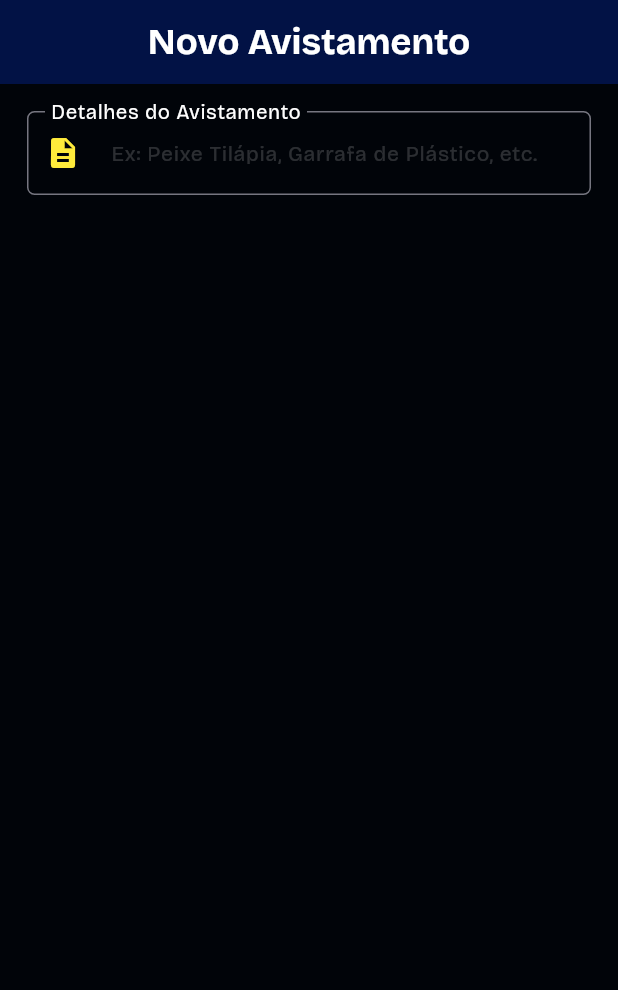
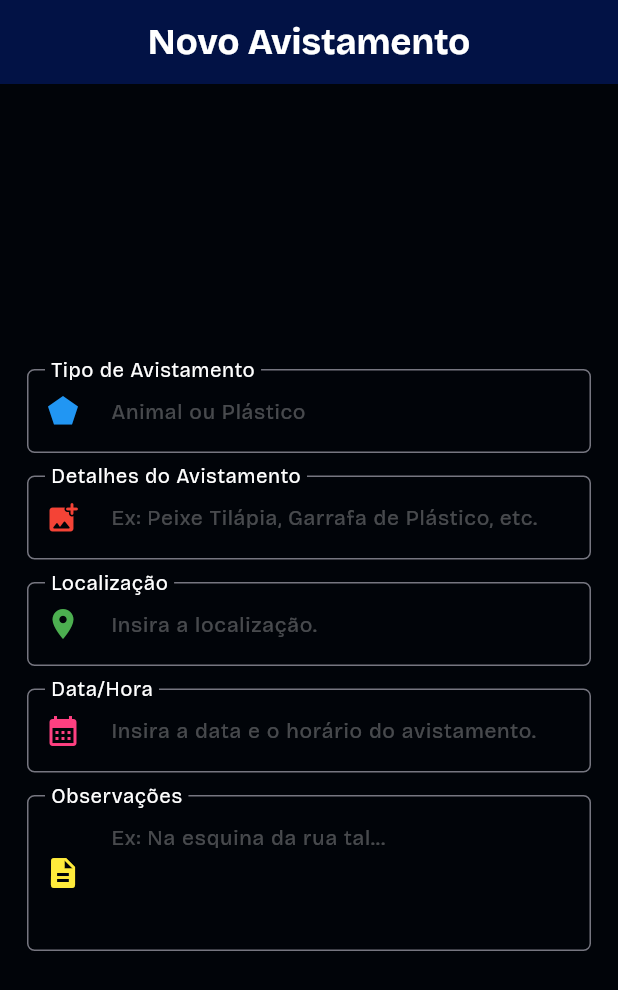
Before and after one commit to joaopedrofraga/mobdev-m3, a Flutter app: the screen it shows after launch, on a phone screen of 412 x 824 dp. Shown: the top 990 px of the screen. Run offline on Flutter 3.47's test engine with Material 3 defaults, Android fonts, the phone set to English and light mode, and no system bars; our stand-ins replace google_fonts.

Commit message:
Adição de novos campos na tela de avistamento.

```diff
--- a/lib/app.dart
+++ b/lib/app.dart
@@ -28,16 +28,56 @@ class _AppState extends State<App> {
         ),
         body: Padding(
           padding: const EdgeInsets.all(18),
+          child: Center(
             child: Column(
               mainAxisSize: MainAxisSize.min,
               children: [
                 TextFormFieldWidget(
                   controller: TextEditingController(),
+                  label: 'Tipo de Avistamento',
+                  hintText: 'Animal ou Plástico',
+                  preffixIcon: Icon(Icons.pentagon, color: Colors.blue),
+                ),
+                const SizedBox(height: 15),
+                TextFormFieldWidget(
+                  controller: TextEditingController(),
                   label: 'Detalhes do Avistamento',
                   hintText: 'Ex: Peixe Tilápia, Garrafa de Plástico, etc.',
+                  preffixIcon: Icon(
+                    Icons.add_photo_alternate_rounded,
+                    color: Colors.red,
+                  ),
+                ),
+                const SizedBox(height: 15),
+                TextFormFieldWidget(
+                  controller: TextEditingController(),
+                  label: 'Localização',
+                  hintText: 'Insira a localização.',
+                  preffixIcon: Icon(
+                    Icons.location_on_sharp,
+                    color: Colors.green,
+                  ),
+                ),
+                const SizedBox(height: 15),
+                TextFormFieldWidget(
+                  controller: TextEditingController(),
+                  label: 'Data/Hora',
+                  hintText: 'Insira a data e o horário do avistamento.',
+                  preffixIcon: Icon(
+                    Icons.calendar_month,
+                    color: Colors.pinkAccent,
+                  ),
+                ),
+                const SizedBox(height: 15),
+                TextFormFieldWidget(
+                  controller: TextEditingController(),
+                  label: 'Observações',
+                  hintText: 'Ex: Na esquina da rua tal...',
                   preffixIcon: Icon(Icons.description, color: Colors.yellow),
+                  maxLines: 3,
                 ),
               ],
+            ),
           ),
         ),
       ),
--- a/lib/view/text_form_field_widget.dart
+++ b/lib/view/text_form_field_widget.dart
@@ -7,6 +7,7 @@ class TextFormFieldWidget extends StatelessWidget {
   final String label;
   final String? hintText;
   final Icon? preffixIcon;
+  final int? maxLines;
 
   const TextFormFieldWidget({
     super.key,
@@ -14,6 +15,7 @@ class TextFormFieldWidget extends StatelessWidget {
     required this.label,
     this.hintText,
     this.preffixIcon,
+    this.maxLines,
   });
 
   @override
@@ -21,6 +23,7 @@ class TextFormFieldWidget extends StatelessWidget {
     return TextFormField(
       controller: controller,
       cursorColor: AppColors.whiteColor,
+      maxLines: maxLines,
       style: TextStyle(color: AppColors.whiteColor),
       decoration: InputDecoration(
         label: TextWidget.normal(label),
@@ -29,7 +32,7 @@ class TextFormFieldWidget extends StatelessWidget {
         hintText: ' $hintText',
         hintStyle: TextStyle(
           fontSize: 14,
-          color: const Color.fromARGB(43, 255, 255, 255),
+          color: const Color.fromARGB(71, 255, 255, 255),
         ),
         border: OutlineInputBorder(borderRadius: BorderRadius.circular(5)),
       ),
```
Lines whose indentation alone changed are shown as unchanged.
